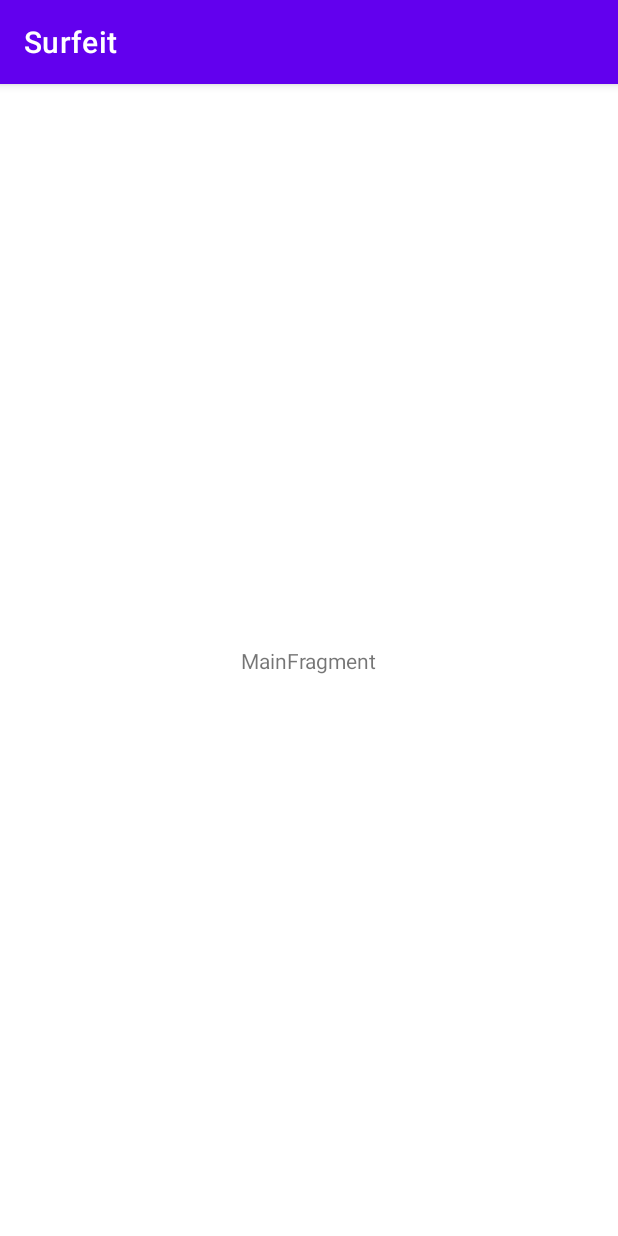
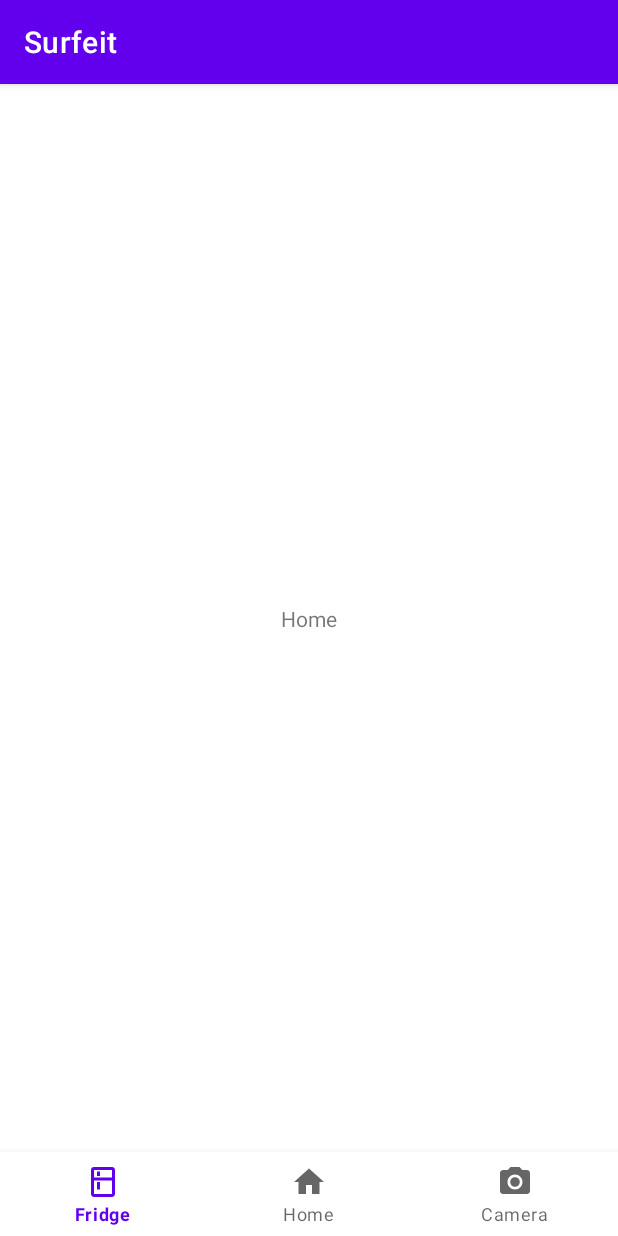
Before and after one commit to sjdobesh/surfeit, an Android app: the screen it shows after launch (MainActivity), on a phone screen of 412 x 824 dp. Run offline under Robolectric (Android 15) with nearby library versions, the phone set to English and light mode, and no system bars.

Commit message:
adding fragments and navigation

```diff
--- a/app/build.gradle
+++ b/app/build.gradle
@@ -1,6 +1,7 @@
 plugins {
     id 'com.android.application'
     id 'kotlin-android'
+    id 'kotlin-android-extensions'
 }
 
 android {
@@ -42,4 +43,6 @@ dependencies {
     testImplementation 'junit:junit:4.+'
     androidTestImplementation 'androidx.test.ext:junit:1.1.2'
     androidTestImplementation 'androidx.test.espresso:espresso-core:3.3.0'
+
+    implementation 'com.google.android.material:material:1.1.0'
 }
--- a/app/src/main/java/com/tfsg/surfeit/MainActivity.kt
+++ b/app/src/main/java/com/tfsg/surfeit/MainActivity.kt
@@ -2,17 +2,52 @@ package com.tfsg.surfeit
 
 import androidx.appcompat.app.AppCompatActivity
 import android.os.Bundle
-import com.tfsg.surfeit.ui.main.MainFragment
+import androidx.fragment.app.Fragment
+import com.google.android.material.bottomnavigation.BottomNavigationView
+import com.tfsg.surfeit.ui.main.CameraFragment
+import com.tfsg.surfeit.ui.main.ConfirmScanFragment
+import com.tfsg.surfeit.ui.main.HomeFragment
+import com.tfsg.surfeit.ui.main.ListFragment
+import kotlinx.android.synthetic.main.main_activity.*
 
 class MainActivity : AppCompatActivity() {
 
     override fun onCreate(savedInstanceState: Bundle?) {
         super.onCreate(savedInstanceState)
         setContentView(R.layout.main_activity)
-        if (savedInstanceState == null) {
-            supportFragmentManager.beginTransaction()
-                    .replace(R.id.container, MainFragment.newInstance())
-                    .commitNow()
+
+        // initialize our fragments
+        val home = HomeFragment()
+        val list = ListFragment()
+        val cam  = CameraFragment()
+        // val scan = ConfirmScanFragment()
+
+        setFrag(home);
+
+        // bottom nav controls
+        bottom_nav.setOnNavigationItemSelectedListener {
+            when (it.itemId) {
+                R.id.fridge -> {
+                    setFrag(list)
+                    true
+                }
+                R.id.home   -> {
+                    setFrag(home)
+                    true
+                }
+                R.id.camera -> {
+                    setFrag(cam)
+                    true
+                }
+                else-> false
+            }
         }
     }
+
+    // set a fragment to be displayed
+    private fun setFrag(fragment: Fragment) =
+        supportFragmentManager.beginTransaction().apply {
+            replace(R.id.fl_wrapper, fragment);
+            commit();
+        }
 }
--- /dev/null
+++ b/app/src/main/java/com/tfsg/surfeit/ui/main/CameraFragment.kt
@@ -0,0 +1,22 @@
+package com.tfsg.surfeit.ui.main
+
+import androidx.lifecycle.ViewModelProvider
+import android.os.Bundle
+import androidx.fragment.app.Fragment
+import android.view.LayoutInflater
+import android.view.View
+import android.view.ViewGroup
+import com.tfsg.surfeit.R
+
+class CameraFragment : Fragment() {
+
+    companion object {
+        fun newInstance() = CameraFragment()
+    }
+
+    override fun onCreateView(inflater: LayoutInflater, container: ViewGroup?,
+                              savedInstanceState: Bundle?): View {
+        return inflater.inflate(R.layout.camera_fragment, container, false)
+    }
+
+}
--- a/app/src/main/java/com/tfsg/surfeit/ui/main/MainFragment.kt
+++ b/app/src/main/java/com/tfsg/surfeit/ui/main/ConfirmScanFragment.kt
@@ -8,23 +8,15 @@ import android.view.View
 import android.view.ViewGroup
 import com.tfsg.surfeit.R
 
-class MainFragment : Fragment() {
+class ConfirmScanFragment : Fragment() {
 
     companion object {
-        fun newInstance() = MainFragment()
+        fun newInstance() = ConfirmScanFragment()
     }
-
-    private lateinit var viewModel: MainViewModel
 
     override fun onCreateView(inflater: LayoutInflater, container: ViewGroup?,
                               savedInstanceState: Bundle?): View {
-        return inflater.inflate(R.layout.main_fragment, container, false)
-    }
-
-    override fun onActivityCreated(savedInstanceState: Bundle?) {
-        super.onActivityCreated(savedInstanceState)
-        viewModel = ViewModelProvider(this).get(MainViewModel::class.java)
-        // TODO: Use the ViewModel
+        return inflater.inflate(R.layout.confirm_fragment, container, false)
     }
 
 }
--- /dev/null
+++ b/app/src/main/java/com/tfsg/surfeit/ui/main/HomeFragment.kt
@@ -0,0 +1,23 @@
+package com.tfsg.surfeit.ui.main
+
+import androidx.lifecycle.ViewModelProvider
+import android.os.Bundle
+import androidx.fragment.app.Fragment
+import android.view.LayoutInflater
+import android.view.View
+import android.view.ViewGroup
+import com.tfsg.surfeit.R
+
+class HomeFragment : Fragment() {
+
+    companion object {
+        fun newInstance() = HomeFragment()
+    }
+
+    override fun onCreateView(
+        inflater: LayoutInflater, container: ViewGroup?,
+        savedInstanceState: Bundle?
+    ): View {
+        return inflater.inflate(R.layout.home_fragment, container, false)
+    }
+}
--- /dev/null
+++ b/app/src/main/java/com/tfsg/surfeit/ui/main/ListFragment.kt
@@ -0,0 +1,23 @@
+package com.tfsg.surfeit.ui.main
+
+import androidx.lifecycle.ViewModelProvider
+import android.os.Bundle
+import androidx.fragment.app.Fragment
+import android.view.LayoutInflater
+import android.view.View
+import android.view.ViewGroup
+import com.tfsg.surfeit.R
+
+class ListFragment : Fragment() {
+
+    companion object {
+        fun newInstance() = ListFragment()
+    }
+
+    override fun onCreateView(
+        inflater: LayoutInflater, container: ViewGroup?,
+        savedInstanceState: Bundle?
+    ): View {
+        return inflater.inflate(R.layout.list_fragment, container, false)
+    }
+}
--- a/app/src/main/java/com/tfsg/surfeit/ui/main/MainViewModel.kt
+++ /dev/null
@@ -1,7 +0,0 @@
-package com.tfsg.surfeit.ui.main
-
-import androidx.lifecycle.ViewModel
-
-class MainViewModel : ViewModel() {
-    // TODO: Implement the ViewModel
-}
--- /dev/null
+++ b/app/src/main/res/drawable/camera.xml
@@ -0,0 +1,13 @@
+<vector xmlns:android="http://schemas.android.com/apk/res/android"
+    android:width="24dp"
+    android:height="24dp"
+    android:viewportWidth="24"
+    android:viewportHeight="24"
+    android:tint="?attr/colorControlNormal">
+  <path
+      android:fillColor="@android:color/white"
+      android:pathData="M12,12m-3.2,0a3.2,3.2 0,1 1,6.4 0a3.2,3.2 0,1 1,-6.4 0"/>
+  <path
+      android:fillColor="@android:color/white"
+      android:pathData="M9,2L7.17,4L4,4c-1.1,0 -2,0.9 -2,2v12c0,1.1 0.9,2 2,2h16c1.1,0 2,-0.9 2,-2L22,6c0,-1.1 -0.9,-2 -2,-2h-3.17L15,2L9,2zM12,17c-2.76,0 -5,-2.24 -5,-5s2.24,-5 5,-5 5,2.24 5,5 -2.24,5 -5,5z"/>
+</vector>
--- /dev/null
+++ b/app/src/main/res/drawable/fridge.xml
@@ -0,0 +1,10 @@
+<vector xmlns:android="http://schemas.android.com/apk/res/android"
+    android:width="24dp"
+    android:height="24dp"
+    android:viewportWidth="24"
+    android:viewportHeight="24"
+    android:tint="?attr/colorControlNormal">
+  <path
+      android:fillColor="@android:color/white"
+      android:pathData="M18,2.01L6,2c-1.1,0 -2,0.89 -2,2v16c0,1.1 0.9,2 2,2h12c1.1,0 2,-0.9 2,-2L20,4c0,-1.11 -0.9,-1.99 -2,-1.99zM18,20L6,20v-9.02h12L18,20zM18,9L6,9L6,4h12v5zM8,5h2v3L8,8zM8,12h2v5L8,17z"/>
+</vector>
--- /dev/null
+++ b/app/src/main/res/drawable/home.xml
@@ -0,0 +1,10 @@
+<vector xmlns:android="http://schemas.android.com/apk/res/android"
+    android:width="24dp"
+    android:height="24dp"
+    android:viewportWidth="24"
+    android:viewportHeight="24"
+    android:tint="?attr/colorControlNormal">
+  <path
+      android:fillColor="@android:color/white"
+      android:pathData="M10,20v-6h4v6h5v-8h3L12,3 2,12h3v8z"/>
+</vector>
--- a/app/src/main/res/layout/main_fragment.xml
+++ b/app/src/main/res/layout/home_fragment.xml
@@ -5,13 +5,13 @@
     android:id="@+id/main"
     android:layout_width="match_parent"
     android:layout_height="match_parent"
-    tools:context=".ui.main.MainFragment">
+    tools:context=".ui.main.HomeFragment">
 
     <TextView
         android:id="@+id/message"
         android:layout_width="wrap_content"
         android:layout_height="wrap_content"
-        android:text="MainFragment"
+        android:text="Home"
         app:layout_constraintBottom_toBottomOf="parent"
         app:layout_constraintEnd_toEndOf="parent"
         app:layout_constraintStart_toStartOf="parent"
--- a/app/src/main/res/layout/main_activity.xml
+++ b/app/src/main/res/layout/main_activity.xml
@@ -1,7 +1,25 @@
 <?xml version="1.0" encoding="utf-8"?>
-<FrameLayout xmlns:android="http://schemas.android.com/apk/res/android"
+<RelativeLayout xmlns:android="http://schemas.android.com/apk/res/android"
     xmlns:tools="http://schemas.android.com/tools"
+    xmlns:app="http://schemas.android.com/apk/res-auto"
     android:id="@+id/container"
     android:layout_width="match_parent"
     android:layout_height="match_parent"
-    tools:context=".MainActivity" />
+    tools:context=".MainActivity">
+
+    <FrameLayout
+        android:id="@+id/fl_wrapper"
+        android:layout_width="match_parent"
+        android:layout_height="match_parent"
+        android:layout_above="@id/bottom_nav"
+    />
+
+    <com.google.android.material.bottomnavigation.BottomNavigationView
+        android:id="@+id/bottom_nav"
+        android:layout_width="match_parent"
+        android:layout_height="wrap_content"
+        android:layout_alignParentBottom="true"
+        android:background="?android:attr/windowBackground"
+        app:menu="@menu/nav_menu"/>
+
+</RelativeLayout>
--- /dev/null
+++ b/app/src/main/res/menu/nav_menu.xml
@@ -0,0 +1,15 @@
+<?xml version="1.0" encoding="utf-8"?>
+<menu xmlns:android="http://schemas.android.com/apk/res/android">
+    <item
+        android:id="@+id/fridge"
+        android:icon="@drawable/fridge"
+        android:title="Fridge"/>
+    <item
+        android:id="@+id/home"
+        android:icon="@drawable/home"
+        android:title="Home"/>
+    <item
+        android:id="@+id/camera"
+        android:icon="@drawable/camera"
+        android:title="Camera"/>
+</menu>
```
Also changed, not shown: app/src/main/res/layout/camera_fragment.xml (added, +20 -0 lines), app/src/main/res/layout/confirm_fragment.xml (added, +20 -0 lines), app/src/main/res/layout/list_fragment.xml (added, +20 -0 lines).
